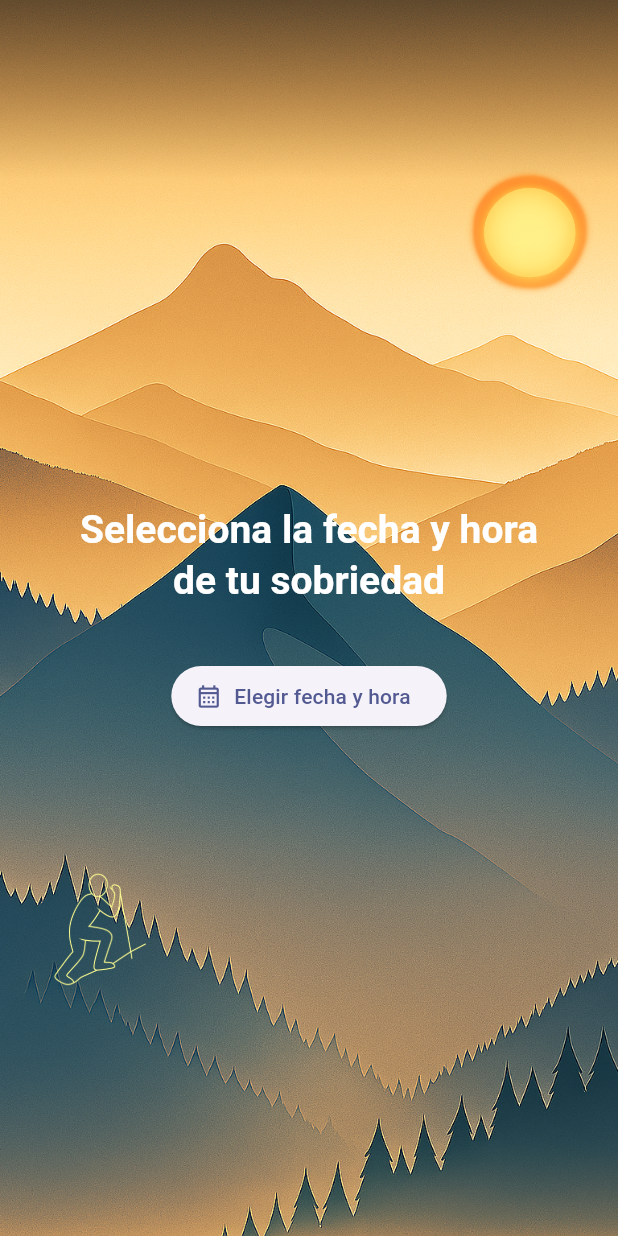
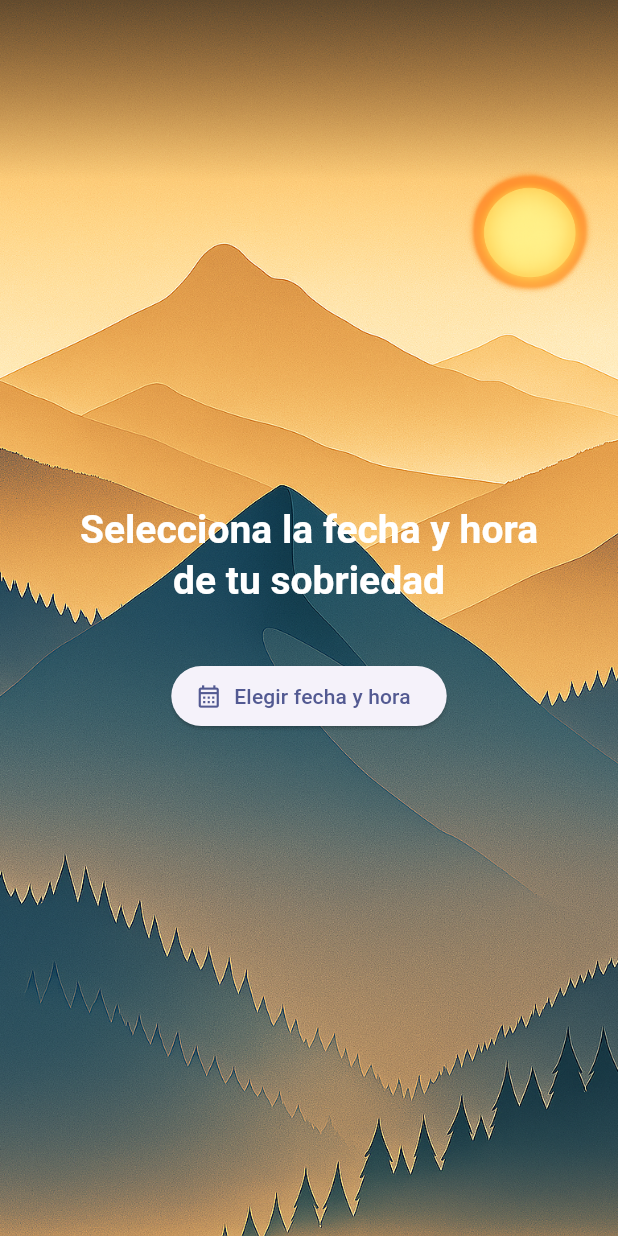
Before and after one commit to javiercamaraezquerra/Undiamas, a Flutter app: the screen it shows after launch, on a phone screen of 412 x 824 dp. Run offline on Flutter 3.47's test engine with Material 3 defaults, Android fonts, the phone set to English and light mode, and no system bars; our stand-ins replace fl_chart, flutter_local_notifications, flutter_markdown, flutter_secure_storage, google_mobile_ads, google_sign_in and 5 more; missing offline and left inert: googleapis; accounts and stored records are empty.

Commit message:
Update mountain_background.dart

```diff
--- a/lib/widgets/mountain_background.dart
+++ b/lib/widgets/mountain_background.dart
@@ -1,12 +1,11 @@
 import 'package:flutter/material.dart';
 
-/// Fondo ilustrado con montañas, sol y figura.
+/// Fondo ilustrado con montañas y sol animado.
 /// * Scrim superior para contraste (negro → transparente).
-/// * El **sol** sigue animándose entre pantallas.
-/// * La **figura** se muestra al 75 % de su tamaño original y
-///   puede cambiar de posición en cada página.
+/// * El **sol** se desplaza suavemente entre páginas (`pageIndex`).
+/// * Se ha eliminado la figura/frente: solo fondo + sol.
 class MountainBackground extends StatelessWidget {
-  final int pageIndex;                       // mueve sol + figura
+  final int pageIndex;                       // mueve únicamente el sol
   final Duration duration;
 
   const MountainBackground({
@@ -24,36 +23,12 @@ class MountainBackground extends StatelessWidget {
         Alignment( 0.30, -1.15),
       ][pageIndex % 5];
 
-  /* ───── Posiciones de la figura (por página) ───── */
-  static const _figureAlignments = [
-    Alignment(-0.85, 0.56),
-    Alignment(-0.70, 0.58),
-    Alignment(-0.60, 0.60),
-    Alignment(-0.50, 0.58),
-    Alignment(-0.40, 0.56),
-  ];
-
-  Alignment get _figureAlignment =>
-      _figureAlignments[pageIndex % _figureAlignments.length];
-
-  /* ───── Rutas de las figuras ─────
-     Sustituye estas imágenes por las nuevas; el código ya las escalará */
-  static const _figures = [
-    'assets/images/figure_0.png',
-    'assets/images/figure_1.png',
-    'assets/images/figure_2.png',
-    'assets/images/figure_3.png',
-  ];
-
   /* ───── BUILD ───── */
   @override
   Widget build(BuildContext context) {
     return LayoutBuilder(builder: (_, cs) {
-      final width = cs.biggest.width;
-
-      /* Tamaños relativos */
-      final sunDia   = width * .35;          // igual que antes
-      final figDia   = width * .20 ;    // reducir tamaño imagen
+      final width  = cs.biggest.width;
+      final sunDia = width * .35;
 
       return Stack(
         children: [
@@ -97,16 +72,6 @@ class MountainBackground extends StatelessWidget {
               ),
             ),
           ),
-
-          /* 4 ▸ Figura (posicionable y escalada) */
-          Align(
-            alignment: _figureAlignment,
-            child: Image.asset(
-              _figures[pageIndex % _figures.length],
-              width: figDia,
-              fit: BoxFit.contain,
-            ),
-          ),
         ],
       );
     });
```
